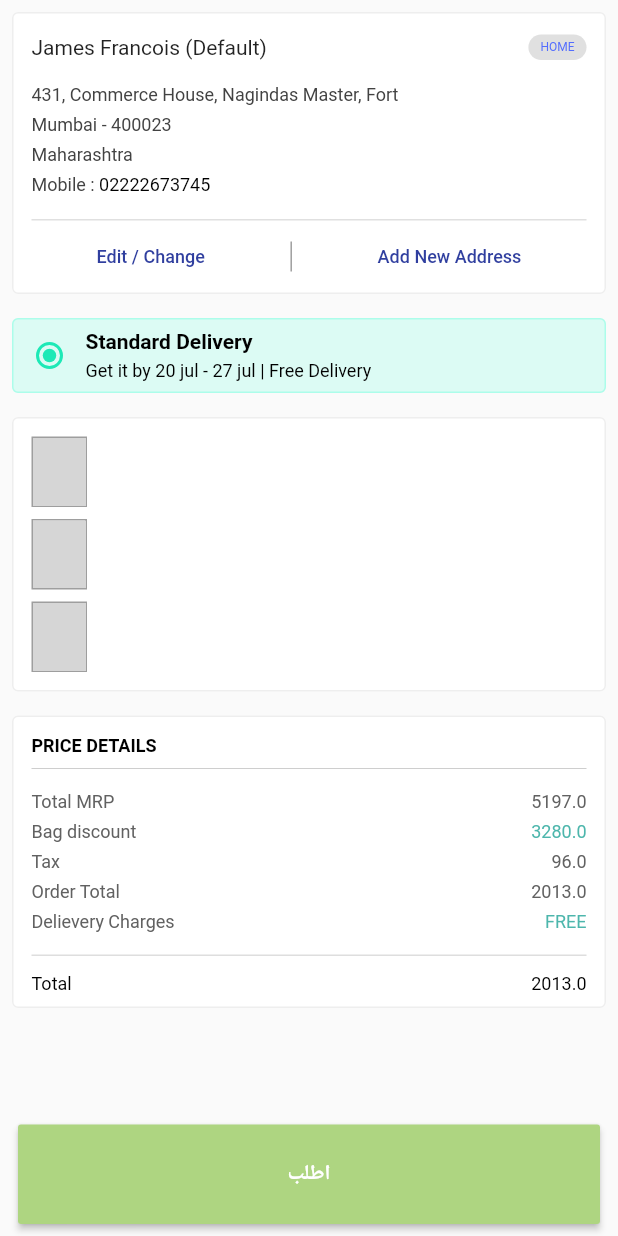
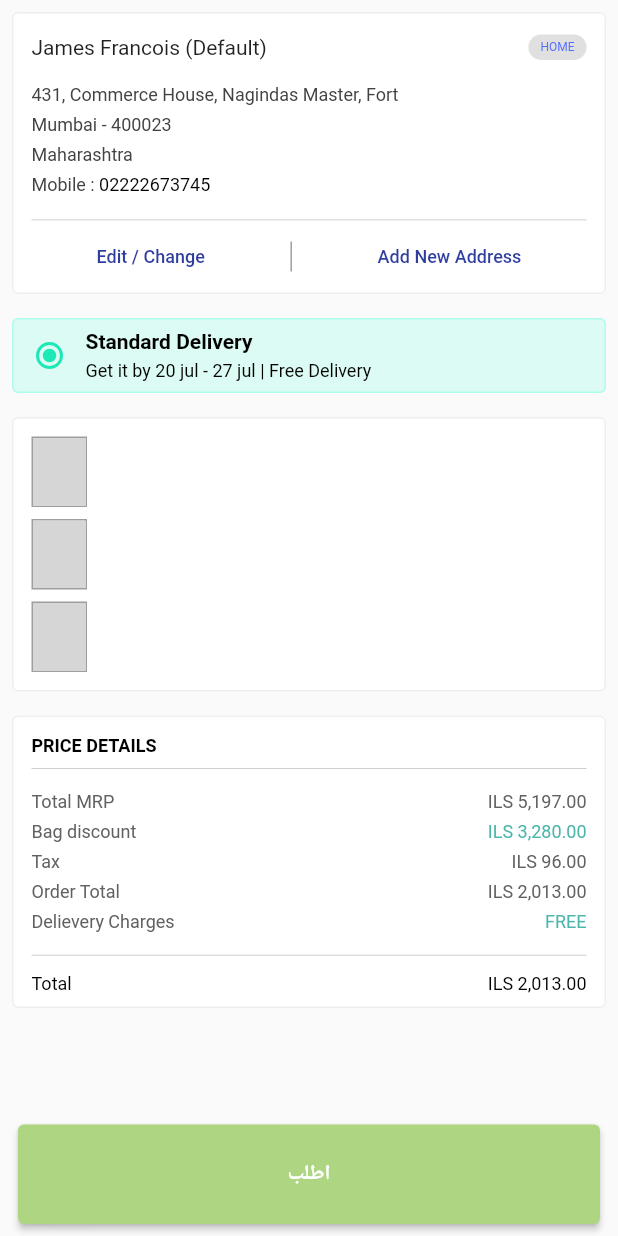
Before and after one commit to alaajaddou/wooow-flutter-apk, a Flutter app: the CheckOutPage screen opened directly, on a phone screen of 412 x 824 dp. Run offline on Flutter 3.47's test engine with Material 2 defaults, Android fonts, the phone set to English and light mode, and no system bars; network calls fail; grey boxes are pictures that could not be loaded.

Commit message:
fix flutter money formatter and some deprecated things.

```diff
--- a/lib/main.dart
+++ b/lib/main.dart
@@ -131,7 +131,7 @@ class _MyHomePageState extends State<MyHomePage> {
           ),
         ],
       ),
-      body:  const ProfilePage(),
+      body:  const CheckOutPage(),
       bottomNavigationBar: Theme(
           data: Theme.of(context).copyWith(
               canvasColor: Colors.lightGreen.shade300, primaryColor: Colors.white, textTheme: Theme.of(context).textTheme.copyWith(caption: const TextStyle(color: Colors.grey))),
--- a/lib/pages/checkout_page.dart
+++ b/lib/pages/checkout_page.dart
@@ -1,5 +1,6 @@
 import 'package:flutter/material.dart';
-import 'package:flutter_money_formatter/flutter_money_formatter.dart';
+import 'package:intl/intl.dart';
+
 
 class CheckOutPage extends StatefulWidget {
   const CheckOutPage({Key? key}) : super(key: key);
@@ -20,7 +21,6 @@ class _CheckOutPageState extends State<CheckOutPage> {
           return Column(
             children: <Widget>[
               Expanded(
-                child: Container(
                 child: ListView(
                   children: <Widget>[
                     selectedAddressSection(),
@@ -29,7 +29,6 @@ class _CheckOutPageState extends State<CheckOutPage> {
                     priceSection()
                   ],
                 ),
-                ),
                 flex: 90,
               ),
               Expanded(
@@ -37,7 +36,7 @@ class _CheckOutPageState extends State<CheckOutPage> {
                   width: double.infinity,
                   // ignore: prefer_const_constructors
                   margin: EdgeInsets.symmetric(vertical: 8, horizontal: 12),
-                  child: RaisedButton(
+                  child: ElevatedButton(
                     onPressed: () {
                       /*Navigator.of(context).push(new MaterialPageRoute(
                           builder: (context) => OrderPlacePage()));*/
@@ -50,8 +49,10 @@ class _CheckOutPageState extends State<CheckOutPage> {
                           fontSize: 14,
                           fontWeight: FontWeight.bold),
                     ),
-                    color: Colors.lightGreen.shade300,
-                    textColor: Colors.white,
+                    style: ButtonStyle(
+                      backgroundColor: MaterialStateProperty.all<Color>(Colors.lightGreen.shade300),
+                      textStyle: MaterialStateProperty.all<TextStyle>(const TextStyle(color: Colors.white)),
+                    ),
                   ),
                 ),
                 flex: 10,
@@ -103,16 +104,18 @@ class _CheckOutPageState extends State<CheckOutPage> {
                     const SizedBox(
                       height: 24,
                     ),
-                    RaisedButton(
+                    ElevatedButton(
                       onPressed: () {},
-                      padding: const EdgeInsets.only(left: 48, right: 48),
                       child: const Text(
                         "Track Order",
                         style: TextStyle(color: Colors.white),
                       ),
-                      color: Colors.pink,
-                      shape: const RoundedRectangleBorder(
-                          borderRadius: BorderRadius.all(Radius.circular(24))),
+                      style: ButtonStyle(
+                          padding: MaterialStateProperty.all(const EdgeInsets.only(left: 48, right: 48)),
+                          textStyle: MaterialStateProperty.all(const TextStyle(color: Colors.pink)),
+                          shape: MaterialStateProperty.all(const RoundedRectangleBorder(
+                              borderRadius: BorderRadius.all(Radius.circular(24))))
+                      ),
                     )
                   ],
                 ),
@@ -123,7 +126,7 @@ class _CheckOutPageState extends State<CheckOutPage> {
         ),
       );
     },
-        shape: RoundedRectangleBorder(
+        shape: const RoundedRectangleBorder(
             borderRadius: BorderRadius.only(
                 topLeft: Radius.circular(16), topRight: Radius.circular(16))),
         backgroundColor: Colors.white,
@@ -449,18 +452,13 @@ class _CheckOutPageState extends State<CheckOutPage> {
   }
 
   String getFormattedCurrency(double amount) {
-    FlutterMoneyFormatter fmf = FlutterMoneyFormatter(amount: amount);
-    fmf.settings.symbol = "₪";
-    fmf.settings.thousandSeparator = ",";
-    fmf.settings.decimalSeparator = ".";
-    fmf.settings.symbolAndNumberSeparator = ' ';
-    fmf.settings.compactFormatType = CompactFormatType.short;
-    return fmf.amount.toString();
+    final oCcy = NumberFormat("#,##0.00", "he-IL");
+    return oCcy.currencySymbol + ' ' + oCcy.format(amount).toString();
   }
 
   createPriceItem(String key, String value, Color color) {
     return Container(
-      padding: EdgeInsets.symmetric(horizontal: 0, vertical: 3),
+      padding: const EdgeInsets.symmetric(horizontal: 0, vertical: 3),
       child: Row(
         mainAxisAlignment: MainAxisAlignment.spaceBetween,
         children: <Widget>[
--- a/pubspec.yaml
+++ b/pubspec.yaml
@@ -34,7 +34,7 @@ dependencies:
   # The following adds the Cupertino Icons font to your application.
   # Use with the CupertinoIcons class for iOS style icons.
   cupertino_icons: ^1.0.2
-  flutter_money_formatter: ^0.8.3
+  intl: ^0.17.0
 
 dev_dependencies:
   flutter_test:
```
Also changed, not shown: pubspec.lock. Lines whose indentation alone changed are shown as unchanged.
